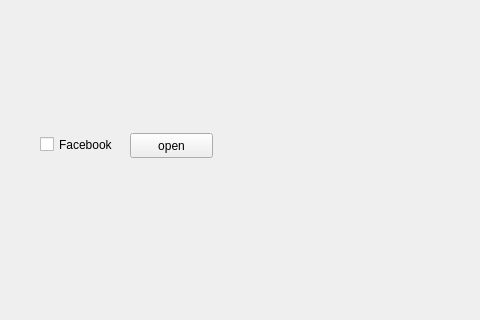
Qt form sherlockGUI.ui (bitSheriff/SherlockGUI) before a commit; both pictures show x 0 to 480 and y 177 to 497 of the 800 by 600 pixel window.
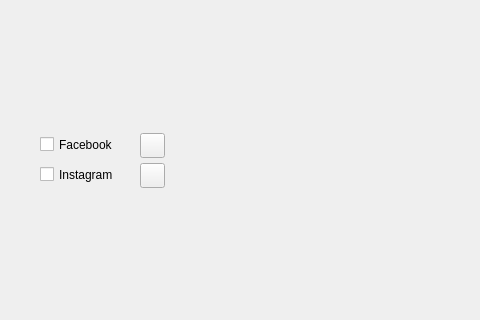
The same form after that commit. Icons and pictures are not drawn.

Commit message: added class for profiles

```diff
--- a/sherlockGUI.ui
+++ b/sherlockGUI.ui
@@ -66,7 +66,7 @@
      <rect>
       <x>40</x>
       <y>310</y>
-      <width>121</width>
+      <width>81</width>
       <height>23</height>
      </rect>
     </property>
@@ -77,14 +77,60 @@
    <widget class="QPushButton" name="btn_facebook">
     <property name="geometry">
      <rect>
-      <x>130</x>
+      <x>140</x>
       <y>310</y>
-      <width>83</width>
+      <width>25</width>
       <height>25</height>
      </rect>
     </property>
     <property name="text">
-     <string>open</string>
+     <string/>
+    </property>
+    <property name="icon">
+     <iconset>
+      <normaloff>res/facebook.png</normaloff>res/facebook.png</iconset>
+    </property>
+    <property name="checkable">
+     <bool>false</bool>
+    </property>
+    <property name="autoDefault">
+     <bool>false</bool>
+    </property>
+    <property name="default">
+     <bool>false</bool>
+    </property>
+    <property name="flat">
+     <bool>false</bool>
+    </property>
+   </widget>
+   <widget class="QCheckBox" name="check_instagram">
+    <property name="geometry">
+     <rect>
+      <x>40</x>
+      <y>340</y>
+      <width>91</width>
+      <height>23</height>
+     </rect>
+    </property>
+    <property name="text">
+     <string>Instagram</string>
+    </property>
+   </widget>
+   <widget class="QPushButton" name="btn_instagram">
+    <property name="geometry">
+     <rect>
+      <x>140</x>
+      <y>340</y>
+      <width>25</width>
+      <height>25</height>
+     </rect>
+    </property>
+    <property name="text">
+     <string/>
+    </property>
+    <property name="icon">
+     <iconset>
+      <normaloff>res/instagram.png</normaloff>res/instagram.png</iconset>
     </property>
     <property name="checkable">
      <bool>false</bool>
```
The commit also changes 2 other files.
